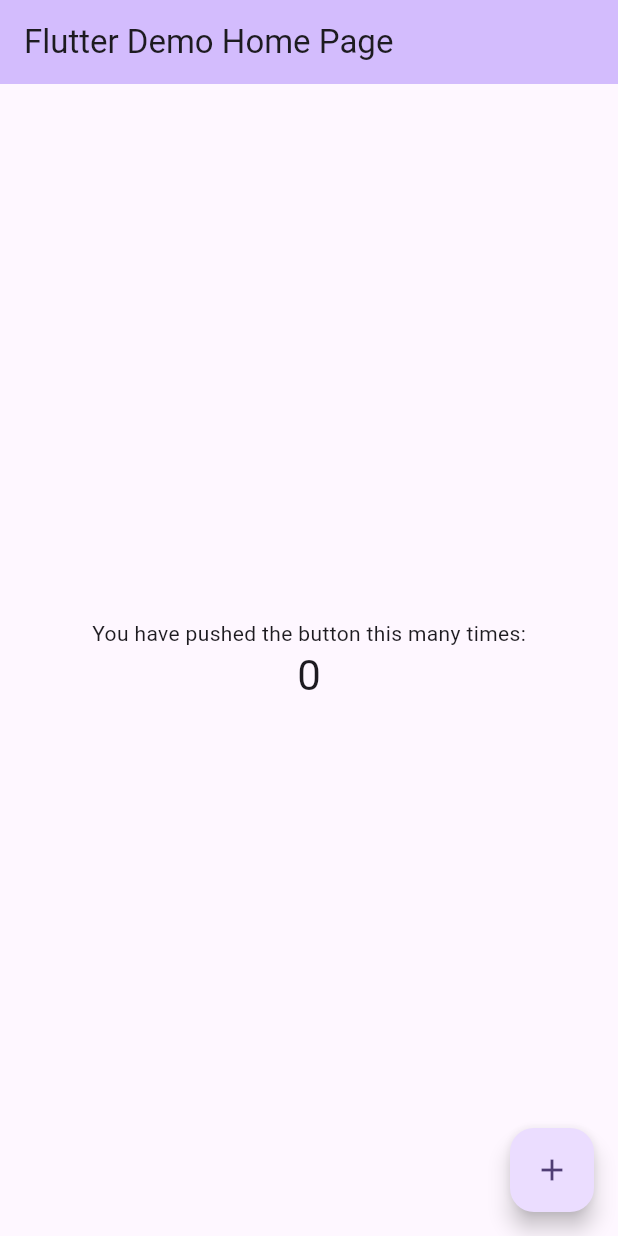
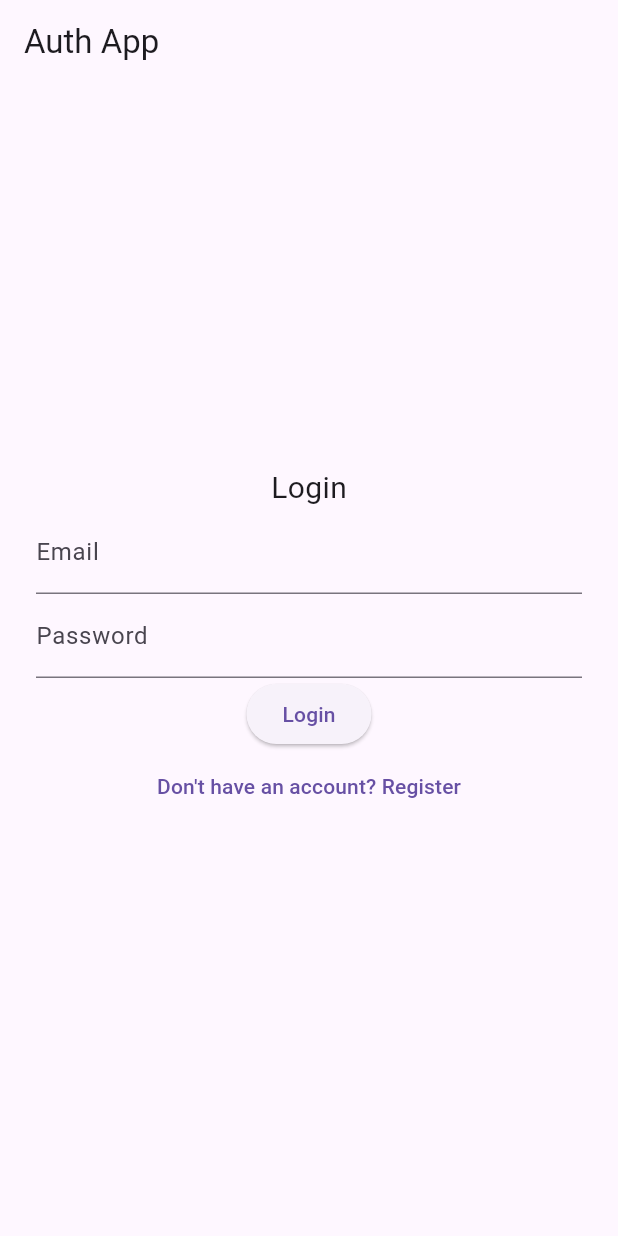
Before and after one commit to MAD743/Flutter-Auth-App, a Flutter app: the screen it shows after launch, on a phone screen of 412 x 824 dp. Run offline on Flutter 3.47's test engine with Material 3 defaults, Android fonts, the phone set to English and light mode, and no system bars; our stand-ins replace firebase_auth, firebase_core; accounts and stored records are empty.

Commit message:
main dart, functionality implemented

```diff
--- a/lib/main.dart
+++ b/lib/main.dart
@@ -1,122 +1,242 @@
 import 'package:flutter/material.dart';
+import 'package:firebase_core/firebase_core.dart';
+import 'package:firebase_auth/firebase_auth.dart';
+import 'firebase_options.dart';
 
-void main() {
-  runApp(const MyApp());
+void main() async {
+  WidgetsFlutterBinding.ensureInitialized();
+  await Firebase.initializeApp(options: DefaultFirebaseOptions.currentPlatform);
+  runApp(MaterialApp(debugShowCheckedModeBanner: false, home: AuthScreen()));
 }
 
-class MyApp extends StatelessWidget {
-  const MyApp({super.key});
+// Screen that lets you Register or Login
+class AuthScreen extends StatefulWidget {
+  @override
+  State<AuthScreen> createState() => _AuthScreenState();
+}
 
-  // This widget is the root of your application.
+class _AuthScreenState extends State<AuthScreen> {
+  bool showLogin = true;
+
   @override
   Widget build(BuildContext context) {
-    return MaterialApp(
-      title: 'Flutter Demo',
-      theme: ThemeData(
-        // This is the theme of your application.
-        //
-        // TRY THIS: Try running your application with "flutter run". You'll see
-        // the application has a purple toolbar. Then, without quitting the app,
-        // try changing the seedColor in the colorScheme below to Colors.green
-        // and then invoke "hot reload" (save your changes or press the "hot
-        // reload" button in a Flutter-supported IDE, or press "r" if you used
-        // the command line to start the app).
-        //
-        // Notice that the counter didn't reset back to zero; the application
-        // state is not lost during the reload. To reset the state, use hot
-        // restart instead.
-        //
-        // This works for code too, not just values: Most code changes can be
-        // tested with just a hot reload.
-        colorScheme: ColorScheme.fromSeed(seedColor: Colors.deepPurple),
+    return Scaffold(
+      appBar: AppBar(title: Text('Auth App')),
+      body: Center(
+        child:
+            showLogin
+                ? LoginForm(switchView: toggleView)
+                : RegisterForm(switchView: toggleView),
       ),
-      home: const MyHomePage(title: 'Flutter Demo Home Page'),
+    );
+  }
+
+  void toggleView() {
+    setState(() {
+      showLogin = !showLogin;
+    });
+  }
+}
+
+class RegisterForm extends StatefulWidget {
+  final VoidCallback switchView;
+  RegisterForm({required this.switchView});
+
+  @override
+  State<RegisterForm> createState() => _RegisterFormState();
+}
+
+class _RegisterFormState extends State<RegisterForm> {
+  final _email = TextEditingController();
+  final _pass = TextEditingController();
+  final _formKey = GlobalKey<FormState>();
+  String msg = '';
+
+  void register() async {
+    try {
+      await FirebaseAuth.instance.createUserWithEmailAndPassword(
+        email: _email.text,
+        password: _pass.text,
+      );
+      Navigator.pushReplacement(
+        context,
+        MaterialPageRoute(builder: (ctx) => ProfileScreen()),
+      );
+    } catch (e) {
+      setState(() {
+        msg = "Error: ${e.toString()}";
+      });
+    }
+  }
+
+  @override
+  Widget build(BuildContext context) {
+    return Padding(
+      padding: EdgeInsets.all(24),
+      child: Form(
+        key: _formKey,
+        child: Column(
+          mainAxisSize: MainAxisSize.min,
+          children: [
+            Text("Register", style: TextStyle(fontSize: 20)),
+            TextFormField(
+              controller: _email,
+              decoration: InputDecoration(labelText: 'Email'),
+            ),
+            TextFormField(
+              controller: _pass,
+              decoration: InputDecoration(labelText: 'Password'),
+              obscureText: true,
+            ),
+            ElevatedButton(
+              onPressed: () {
+                if (_formKey.currentState!.validate()) register();
+              },
+              child: Text("Register"),
+            ),
+            TextButton(
+              onPressed: widget.switchView,
+              child: Text("Already have an account? Log in"),
+            ),
+            Text(msg, style: TextStyle(color: Colors.red)),
+          ],
+        ),
+      ),
     );
   }
 }
 
-class MyHomePage extends StatefulWidget {
-  const MyHomePage({super.key, required this.title});
-
-  // This widget is the home page of your application. It is stateful, meaning
-  // that it has a State object (defined below) that contains fields that affect
-  // how it looks.
-
-  // This class is the configuration for the state. It holds the values (in this
-  // case the title) provided by the parent (in this case the App widget) and
-  // used by the build method of the State. Fields in a Widget subclass are
-  // always marked "final".
-
-  final String title;
+class LoginForm extends StatefulWidget {
+  final VoidCallback switchView;
+  LoginForm({required this.switchView});
 
   @override
-  State<MyHomePage> createState() => _MyHomePageState();
+  State<LoginForm> createState() => _LoginFormState();
 }
 
-class _MyHomePageState extends State<MyHomePage> {
-  int _counter = 0;
+class _LoginFormState extends State<LoginForm> {
+  final _email = TextEditingController();
+  final _pass = TextEditingController();
+  final _formKey = GlobalKey<FormState>();
+  String msg = '';
 
-  void _incrementCounter() {
-    setState(() {
-      // This call to setState tells the Flutter framework that something has
-      // changed in this State, which causes it to rerun the build method below
-      // so that the display can reflect the updated values. If we changed
-      // _counter without calling setState(), then the build method would not be
-      // called again, and so nothing would appear to happen.
-      _counter++;
-    });
+  void login() async {
+    try {
+      await FirebaseAuth.instance.signInWithEmailAndPassword(
+        email: _email.text,
+        password: _pass.text,
+      );
+      Navigator.pushReplacement(
+        context,
+        MaterialPageRoute(builder: (ctx) => ProfileScreen()),
+      );
+    } catch (e) {
+      setState(() {
+        msg = "Login failed";
+      });
+    }
   }
 
   @override
   Widget build(BuildContext context) {
-    // This method is rerun every time setState is called, for instance as done
-    // by the _incrementCounter method above.
-    //
-    // The Flutter framework has been optimized to make rerunning build methods
-    // fast, so that you can just rebuild anything that needs updating rather
-    // than having to individually change instances of widgets.
+    return Padding(
+      padding: EdgeInsets.all(24),
+      child: Form(
+        key: _formKey,
+        child: Column(
+          mainAxisSize: MainAxisSize.min,
+          children: [
+            Text("Login", style: TextStyle(fontSize: 20)),
+            TextFormField(
+              controller: _email,
+              decoration: InputDecoration(labelText: 'Email'),
+            ),
+            TextFormField(
+              controller: _pass,
+              decoration: InputDecoration(labelText: 'Password'),
+              obscureText: true,
+            ),
+            ElevatedButton(
+              onPressed: () {
+                if (_formKey.currentState!.validate()) login();
+              },
+              child: Text("Login"),
+            ),
+            TextButton(
+              onPressed: widget.switchView,
+              child: Text("Don't have an account? Register"),
+            ),
+            Text(msg, style: TextStyle(color: Colors.red)),
+          ],
+        ),
+      ),
+    );
+  }
+}
+
+// Profile screen after login
+class ProfileScreen extends StatelessWidget {
+  final user = FirebaseAuth.instance.currentUser;
+
+  void logout(BuildContext context) async {
+    await FirebaseAuth.instance.signOut();
+    Navigator.pushReplacement(
+      context,
+      MaterialPageRoute(builder: (ctx) => AuthScreen()),
+    );
+  }
+
+  void changePassword(BuildContext context) async {
+    final newPass = TextEditingController();
+    showDialog(
+      context: context,
+      builder:
+          (_) => AlertDialog(
+            title: Text("Change Password"),
+            content: TextField(
+              controller: newPass,
+              obscureText: true,
+              decoration: InputDecoration(labelText: "New Password"),
+            ),
+            actions: [
+              TextButton(
+                onPressed: () async {
+                  if (newPass.text.length >= 6) {
+                    await user?.updatePassword(newPass.text);
+                    Navigator.pop(context);
+                  }
+                },
+                child: Text("Change"),
+              ),
+            ],
+          ),
+    );
+  }
+
+  @override
+  Widget build(BuildContext context) {
     return Scaffold(
       appBar: AppBar(
-        // TRY THIS: Try changing the color here to a specific color (to
-        // Colors.amber, perhaps?) and trigger a hot reload to see the AppBar
-        // change color while the other colors stay the same.
-        backgroundColor: Theme.of(context).colorScheme.inversePrimary,
-        // Here we take the value from the MyHomePage object that was created by
-        // the App.build method, and use it to set our appbar title.
-        title: Text(widget.title),
+        title: Text("Welcome!"),
+        actions: [
+          IconButton(
+            icon: Icon(Icons.logout),
+            onPressed: () => logout(context),
+          ),
+        ],
       ),
       body: Center(
-        // Center is a layout widget. It takes a single child and positions it
-        // in the middle of the parent.
         child: Column(
-          // Column is also a layout widget. It takes a list of children and
-          // arranges them vertically. By default, it sizes itself to fit its
-          // children horizontally, and tries to be as tall as its parent.
-          //
-          // Column has various properties to control how it sizes itself and
-          // how it positions its children. Here we use mainAxisAlignment to
-          // center the children vertically; the main axis here is the vertical
-          // axis because Columns are vertical (the cross axis would be
-          // horizontal).
-          //
-          // TRY THIS: Invoke "debug painting" (choose the "Toggle Debug Paint"
-          // action in the IDE, or press "p" in the console), to see the
-          // wireframe for each widget.
-          mainAxisAlignment: MainAxisAlignment.center,
-          children: <Widget>[
-            const Text('You have pushed the button this many times:'),
-            Text(
-              '$_counter',
-              style: Theme.of(context).textTheme.headlineMedium,
+          mainAxisSize: MainAxisSize.min,
+          children: [
+            Text("Logged in as: ${user?.email}"),
+            ElevatedButton(
+              onPressed: () => changePassword(context),
+              child: Text("Change Password"),
             ),
           ],
         ),
       ),
-      floatingActionButton: FloatingActionButton(
-        onPressed: _incrementCounter,
-        tooltip: 'Increment',
-        child: const Icon(Icons.add),
-      ), // This trailing comma makes auto-formatting nicer for build methods.
     );
   }
 }
```
